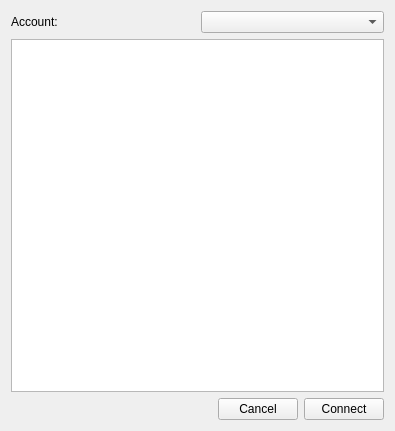
KDE/ktp-test-tool, file mainwindow.ui: the form before one commit.
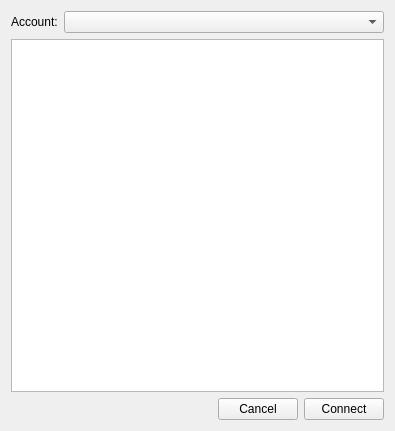
The form after the commit.

```diff
--- a/mainwindow.ui
+++ b/mainwindow.ui
@@ -24,7 +24,14 @@
       </widget>
      </item>
      <item row="0" column="1">
-      <widget class="QComboBox" name="accountCombo"/>
+      <widget class="QComboBox" name="accountCombo">
+       <property name="sizePolicy">
+        <sizepolicy hsizetype="MinimumExpanding" vsizetype="Fixed">
+         <horstretch>0</horstretch>
+         <verstretch>0</verstretch>
+        </sizepolicy>
+       </property>
+      </widget>
      </item>
     </layout>
    </item>
```
